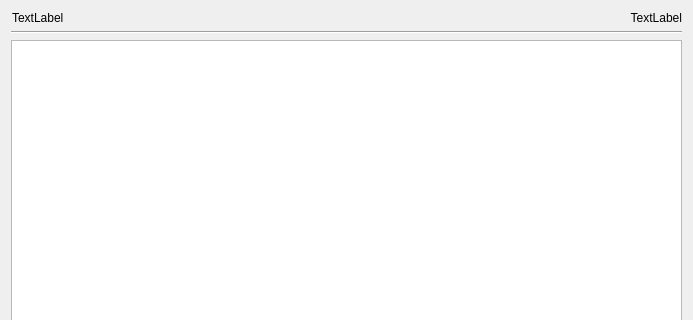
PavelMr/skytechx, file votdataselectorwidget.ui: the form before one commit; both pictures show x 0 to 693 and y 0 to 320 of the 693 by 597 pixel window.
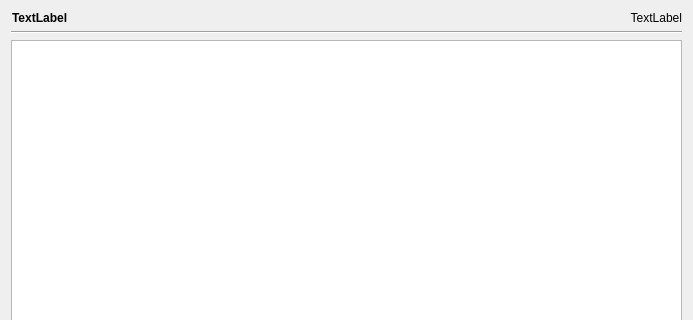
The form after the commit.

What changed in the file:
```diff
--- a/votdataselectorwidget.ui
+++ b/votdataselectorwidget.ui
@@ -20,6 +20,12 @@
       <layout class="QHBoxLayout" name="horizontalLayout" stretch="3,1">
        <item>
         <widget class="QLabel" name="label_2">
+         <property name="font">
+          <font>
+           <weight>75</weight>
+           <bold>true</bold>
+          </font>
+         </property>
          <property name="text">
           <string>TextLabel</string>
          </property>
```
